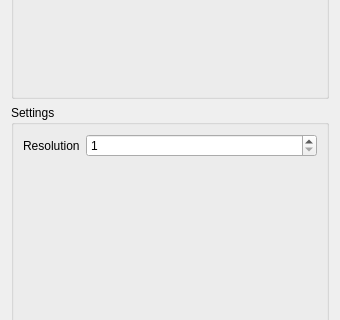
bvanloon/Scientific-Visualization, file smoke/view/streamsurfacestab.ui: the form before one commit; both pictures show x 0 to 340 and y 262 to 582 of the 340 by 907 pixel window.
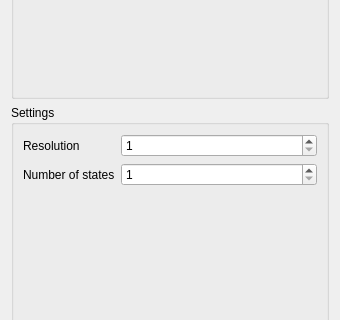
The form after the commit. Custom widgets are drawn as their Qt base class.

```diff
--- a/smoke/view/streamsurfacestab.ui
+++ b/smoke/view/streamsurfacestab.ui
@@ -75,6 +75,32 @@
           </property>
          </widget>
         </item>
+        <item row="1" column="0">
+         <widget class="QLabel" name="numStatesLabel">
+          <property name="text">
+           <string>Number of states</string>
+          </property>
+         </widget>
+        </item>
+        <item row="1" column="1">
+         <widget class="QSpinBox" name="numStatesSpinBox">
+          <property name="sizePolicy">
+           <sizepolicy hsizetype="Expanding" vsizetype="Fixed">
+            <horstretch>0</horstretch>
+            <verstretch>0</verstretch>
+           </sizepolicy>
+          </property>
+          <property name="minimum">
+           <number>1</number>
+          </property>
+          <property name="maximum">
+           <number>1000</number>
+          </property>
+          <property name="value">
+           <number>1</number>
+          </property>
+         </widget>
+        </item>
        </layout>
       </item>
       <item>
```
